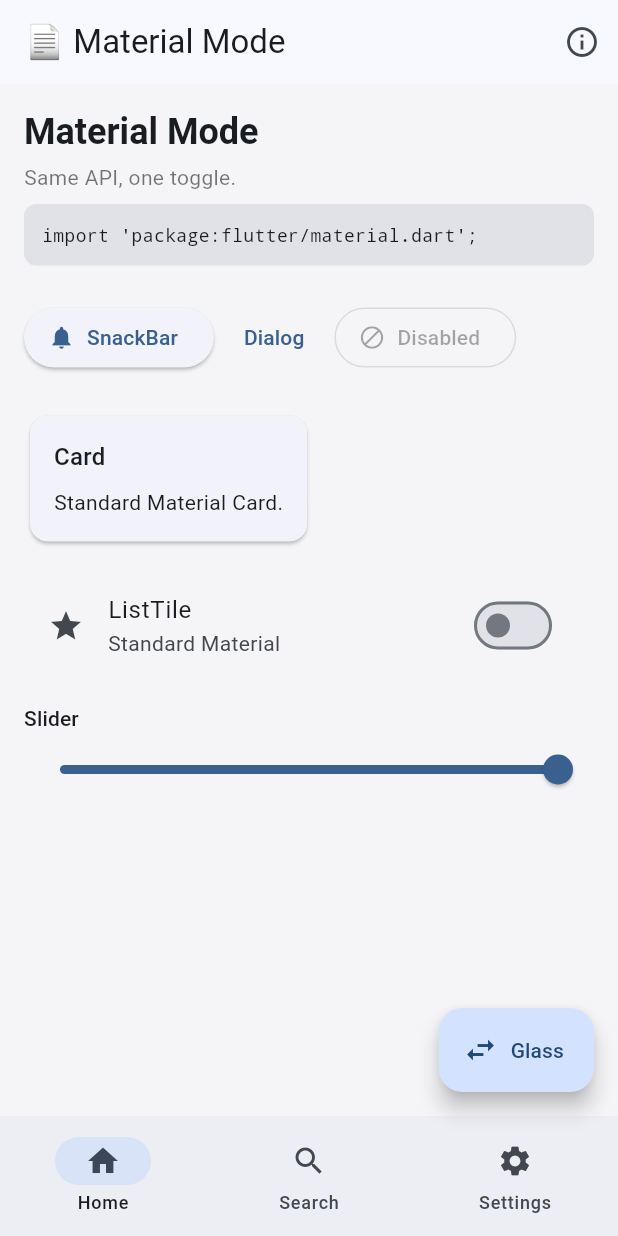
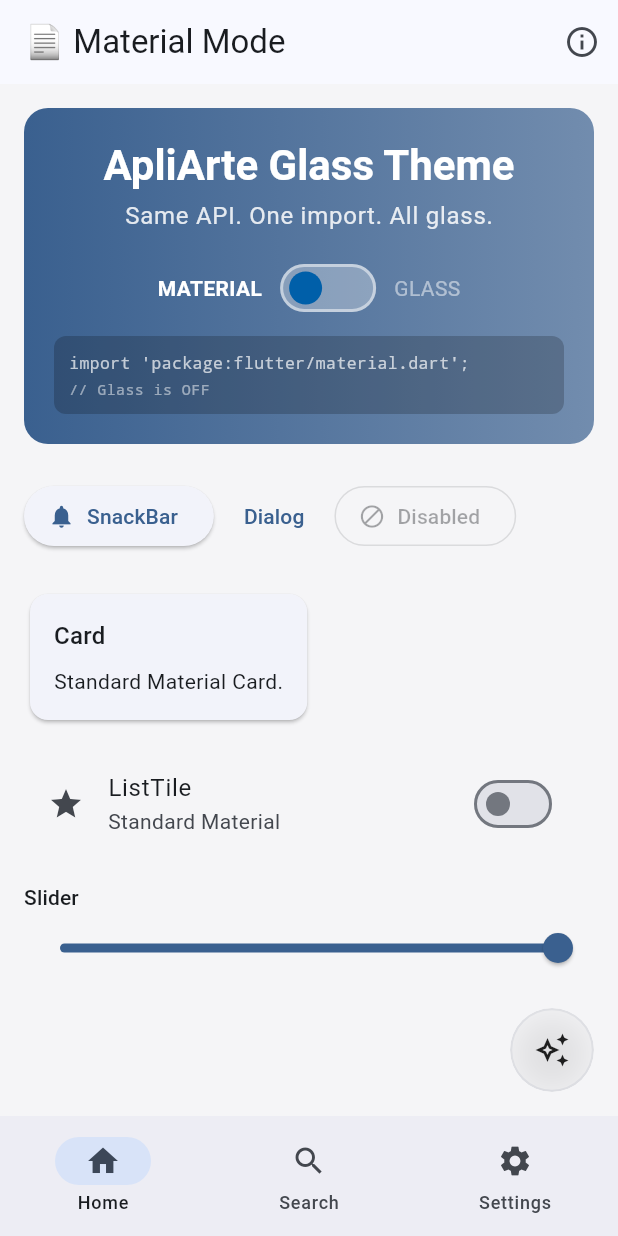
Before and after one commit to erbolamm/apliarte-glass-theme, a Flutter app: the screen it shows after launch, on a phone screen of 412 x 824 dp. Run offline on Flutter 3.47's test engine with Material 3 defaults, Android fonts, the phone set to English and light mode, and no system bars; missing offline and left inert: liquid_glass_renderer.

Commit message:
docs: hero toggle — ApliArte Glass Theme with MATERIAL/OFF | GLASS/ON

```diff
--- a/example/lib/main.dart
+++ b/example/lib/main.dart
@@ -150,17 +150,37 @@ class _ToggleHomeState extends State<ToggleHome> {
   }
 
   Widget _codeBlock() {
-    final code = _isGlass
-        ? 'import \'package:apliarte_glass_theme/apliarte_glass_theme.dart\';'
-        : 'import \'package:flutter/material.dart\';';
+    final code = 'import \'package:apliarte_glass_theme/apliarte_glass_theme.dart\';';
+    final codeMaterial = 'import \'package:flutter/material.dart\';';
     return material.Container(
       width: double.infinity,
-      padding: const material.EdgeInsets.all(12),
+      padding: const material.EdgeInsets.all(10),
       decoration: material.BoxDecoration(
-        color: material.Theme.of(context).colorScheme.surfaceContainerHighest,
+        color: material.Colors.black.withValues(alpha: 0.2),
         borderRadius: material.BorderRadius.circular(8),
       ),
-      child: material.Text(code, style: const material.TextStyle(fontFamily: 'monospace', fontSize: 12)),
+      child: material.Column(
+        crossAxisAlignment: material.CrossAxisAlignment.start,
+        children: [
+          material.Text(
+            _isGlass ? code : codeMaterial,
+            style: material.TextStyle(
+              fontFamily: 'monospace',
+              fontSize: 11,
+              color: _isGlass ? material.Colors.greenAccent : material.Colors.white70,
+            ),
+          ),
+          const material.SizedBox(height: 2),
+          material.Text(
+            _isGlass ? '// Glass is ACTIVE' : '// Glass is OFF',
+            style: material.TextStyle(
+              fontFamily: 'monospace',
+              fontSize: 10,
+              color: material.Colors.white.withValues(alpha: 0.5),
+            ),
+          ),
+        ],
+      ),
     );
   }
 
@@ -191,6 +211,107 @@ class _ToggleHomeState extends State<ToggleHome> {
     );
   }
 
+  // ── Hero toggle ───────────────────────────────
+
+  Widget _buildHeroToggle(material.ThemeData theme) {
+    return material.Container(
+      width: double.infinity,
+      padding: const material.EdgeInsets.all(20),
+      decoration: material.BoxDecoration(
+        gradient: material.LinearGradient(
+          colors: [
+            theme.colorScheme.primary,
+            theme.colorScheme.primary.withValues(alpha: 0.7),
+          ],
+        ),
+        borderRadius: material.BorderRadius.circular(16),
+      ),
+      child: material.Column(
+        children: [
+          material.Text(
+            'ApliArte Glass Theme',
+            style: theme.textTheme.headlineMedium?.copyWith(
+              color: material.Colors.white,
+              fontWeight: material.FontWeight.bold,
+            ),
+          ),
+          const material.SizedBox(height: 4),
+          material.Text(
+            'Same API. One import. All glass.',
+            style: theme.textTheme.bodyLarge?.copyWith(
+              color: material.Colors.white.withValues(alpha: 0.85),
+            ),
+          ),
+          const material.SizedBox(height: 20),
+          // Toggle row
+          material.Row(
+            mainAxisAlignment: material.MainAxisAlignment.center,
+            children: [
+              material.Text(
+                'MATERIAL',
+                style: material.TextStyle(
+                  color: _isGlass
+                      ? material.Colors.white.withValues(alpha: 0.5)
+                      : material.Colors.white,
+                  fontWeight: _isGlass
+                      ? material.FontWeight.normal
+                      : material.FontWeight.bold,
+                  fontSize: 14,
+                ),
+              ),
+              const material.SizedBox(width: 12),
+              material.GestureDetector(
+                onTap: () => setState(() => _isGlass = !_isGlass),
+                child: material.AnimatedContainer(
+                  duration: const Duration(milliseconds: 300),
+                  width: 64,
+                  height: 32,
+                  decoration: material.BoxDecoration(
+                    borderRadius: material.BorderRadius.circular(16),
+                    color: _isGlass
+                        ? material.Colors.white
+                        : material.Colors.white.withValues(alpha: 0.3),
+                    border: material.Border.all(
+                      color: material.Colors.white.withValues(alpha: 0.5),
+                      width: 2,
+                    ),
+                  ),
+                  alignment: _isGlass
+                      ? material.Alignment.centerRight
+                      : material.Alignment.centerLeft,
+                  padding: const material.EdgeInsets.symmetric(horizontal: 4),
+                  child: material.Container(
+                    width: 22,
+                    height: 22,
+                    decoration: const material.BoxDecoration(
+                      shape: material.BoxShape.circle,
+                      color: material.Color(0xFF005FA9),
+                    ),
+                  ),
+                ),
+              ),
+              const material.SizedBox(width: 12),
+              material.Text(
+                'GLASS',
+                style: material.TextStyle(
+                  color: _isGlass
+                      ? material.Colors.white
+                      : material.Colors.white.withValues(alpha: 0.5),
+                  fontWeight: _isGlass
+                      ? material.FontWeight.bold
+                      : material.FontWeight.normal,
+                  fontSize: 14,
+                ),
+              ),
+            ],
+          ),
+          const material.SizedBox(height: 16),
+          _codeBlock(),
+        ],
+      ),
+    );
+  }
+
   // ── Build ──────────────────────────────────────
 
   @override
@@ -206,18 +327,8 @@ class _ToggleHomeState extends State<ToggleHome> {
         child: material.Column(
           crossAxisAlignment: material.CrossAxisAlignment.start,
           children: [
-            // Header
-            material.Text(
-              _isGlass ? 'Glass Mode' : 'Material Mode',
-              style: theme.textTheme.headlineSmall?.copyWith(fontWeight: material.FontWeight.bold),
-            ),
-            const material.SizedBox(height: 4),
-            material.Text(
-              'Same API, one toggle.',
-              style: theme.textTheme.bodyMedium?.copyWith(color: theme.colorScheme.onSurface.withValues(alpha: 0.6)),
-            ),
-            const material.SizedBox(height: 8),
-            _codeBlock(),
+            // ── Hero toggle section ──
+            _buildHeroToggle(theme),
             const material.SizedBox(height: 24),
 
             // Action buttons
@@ -240,20 +351,14 @@ class _ToggleHomeState extends State<ToggleHome> {
         ),
       ),
 
-      // Toggle FAB
-      floatingActionButton: _isGlass
-          ? FloatingActionButton.extended(
-              heroTag: 'toggle',
-              onPressed: () => setState(() => _isGlass = false),
-              icon: const material.Icon(material.Icons.swap_horiz),
-              label: const Text('Material'),
-            )
-          : material.FloatingActionButton.extended(
-              heroTag: 'toggle',
-              onPressed: () => setState(() => _isGlass = true),
-              icon: const material.Icon(material.Icons.swap_horiz),
-              label: const material.Text('Glass'),
-            ),
+      // Toggle FAB (quick-access)
+      floatingActionButton: FloatingActionButton(
+        heroTag: 'toggle',
+        onPressed: () => setState(() => _isGlass = !_isGlass),
+        child: material.Icon(
+          _isGlass ? material.Icons.auto_awesome : material.Icons.auto_awesome_outlined,
+        ),
+      ),
 
       // Bottom nav
       bottomNavigationBar: _isGlass
```
Also changed, not shown: docs/assets/fonts/MaterialIcons-Regular.otf, 3 other files.
